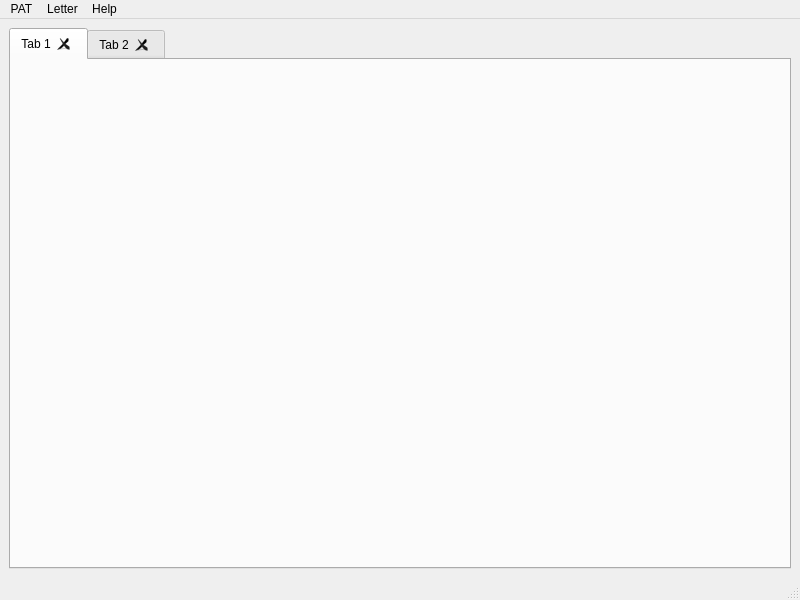
The window that MyQtness/ui/main_window.ui (MazeFX/pat) describes before a commit, drawn with Qt 5.
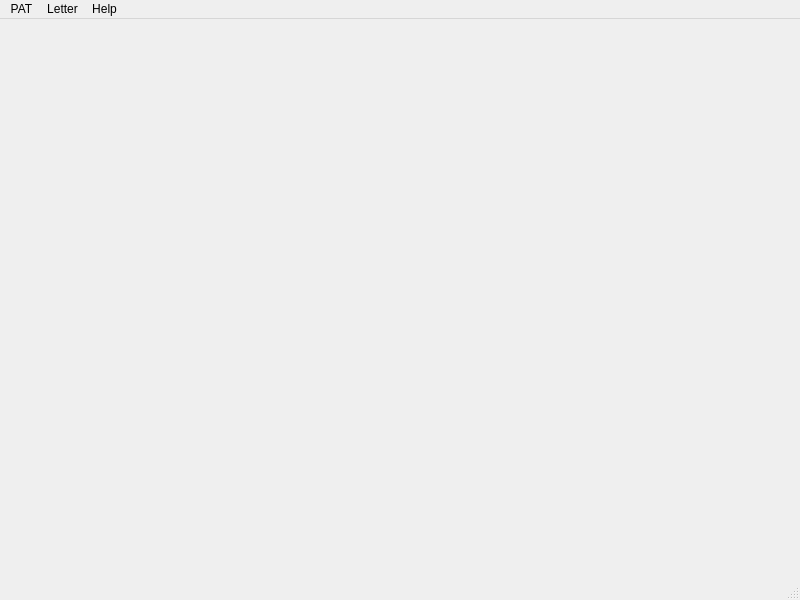
The same window after the commit.

Patch:
```diff
--- a/MyQtness/ui/main_window.ui
+++ b/MyQtness/ui/main_window.ui
@@ -14,31 +14,7 @@
    <string>MainWindow</string>
   </property>
   <widget class="QWidget" name="centralwidget">
-   <layout class="QVBoxLayout" name="verticalLayout">
-    <item>
-     <widget class="QTabWidget" name="tabWidget">
-      <property name="currentIndex">
-       <number>0</number>
-      </property>
-      <property name="tabsClosable">
-       <bool>true</bool>
-      </property>
-      <property name="movable">
-       <bool>true</bool>
-      </property>
-      <widget class="QWidget" name="tab">
-       <attribute name="title">
-        <string>Tab 1</string>
-       </attribute>
-      </widget>
-      <widget class="QWidget" name="tab_2">
-       <attribute name="title">
-        <string>Tab 2</string>
-       </attribute>
-      </widget>
-     </widget>
-    </item>
-   </layout>
+   <layout class="QVBoxLayout" name="verticalLayout"/>
   </widget>
   <widget class="QMenuBar" name="menubar">
    <property name="geometry">
```
Left out of the diff: 2 changed lines with no effect on the pictures.
